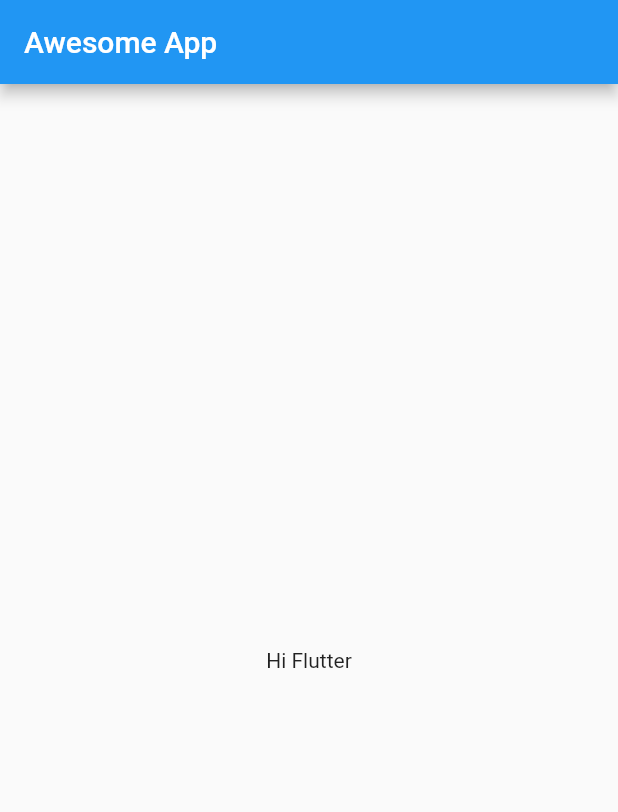
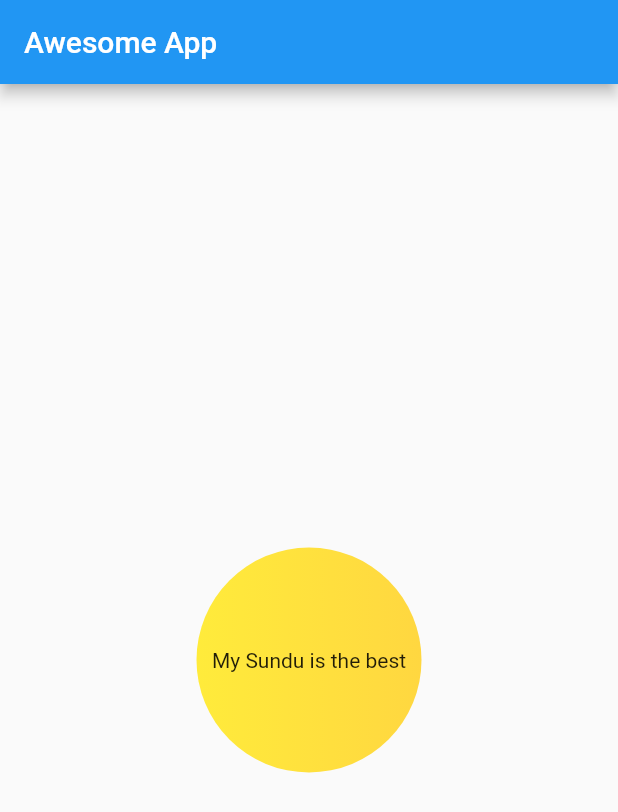
Before and after one commit to AnshulGemini/master, a Flutter app: the screen it shows after launch, on a phone screen of 412 x 824 dp. Shown: the top 812 px of the screen. Run offline on Flutter 3.47's test engine with Material 2 defaults, Android fonts, the phone set to English and light mode, and no system bars.

Commit message:
Chapter 1 Completed

```diff
--- a/lib/main.dart
+++ b/lib/main.dart
@@ -18,9 +18,21 @@ class HomePage extends StatelessWidget {
       appBar: AppBar(
         title: Text("Awesome App"),
       ),
-      body: Container(
-        child:
-      Center(child: Text("Hi Flutter")),),
+      body: Center(
+        child:Container(
+          padding:const EdgeInsets.all(8),
+          alignment: Alignment.center,
+
+          decoration: BoxDecoration(
+            shape: BoxShape.circle,
+            color: Colors.teal,
+            gradient: LinearGradient(colors: [Colors.yellow,Colors.amberAccent],)
+          ),
+          width: 150,
+          height: 150,
+          child: Text("My Sundu is the best"),
+        ),
+      ),
     );
   }
 }
```
